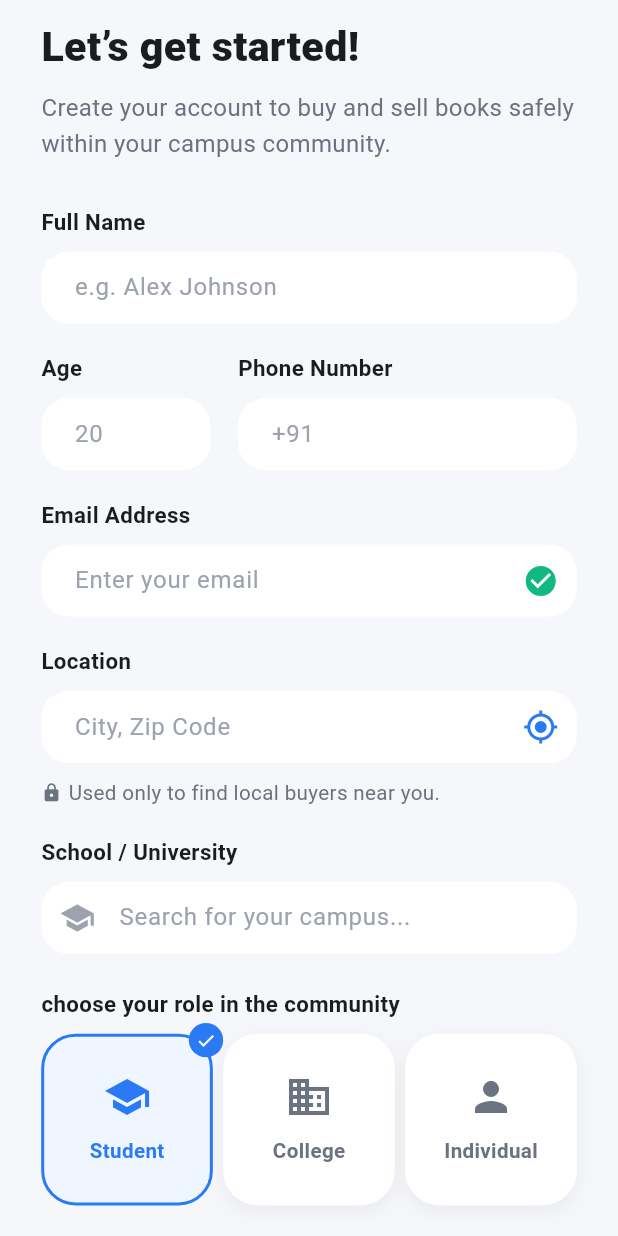
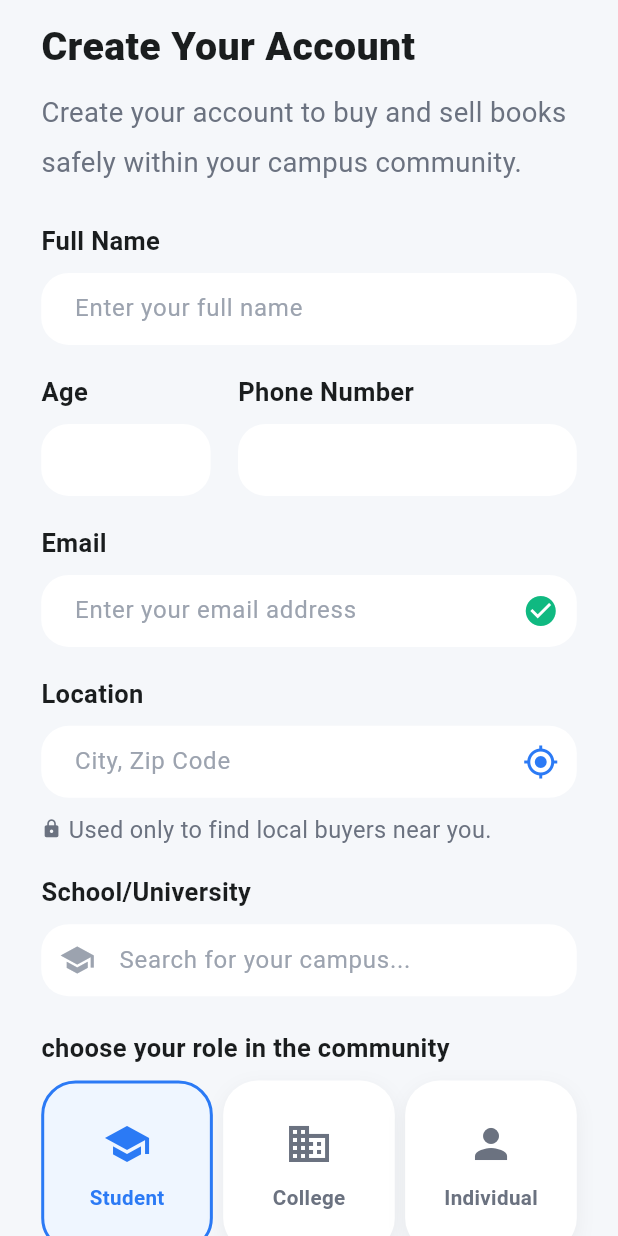
Before and after one commit to ruturajgunjal01/flutter-bookhub-v1, a Flutter app: the SignupPage screen opened by its route, on a phone screen of 412 x 824 dp. Run offline on Flutter 3.47's test engine with Material 3 defaults, Android fonts, the phone set to English and light mode, and no system bars; our stand-ins replace flutter_screenutil, get, go_router, google_fonts, shared_preferences; accounts and stored records are empty; network calls fail.

Commit message:
add integration of sign up and sign in pages

```diff
--- a/bookhub/lib/auth-screens/views/signUp_page.dart
+++ b/bookhub/lib/auth-screens/views/signUp_page.dart
@@ -1,7 +1,11 @@
+import 'package:bookhub/custum_widgets/text_widget.dart';
+import 'package:bookhub/utility/constants/app_colors.dart';
+import 'package:bookhub/utility/constants/app_strings.dart';
 import 'package:flutter/material.dart';
 import 'package:flutter_screenutil/flutter_screenutil.dart';
 import 'package:go_router/go_router.dart';
 import 'package:bookhub/utility/app_routes.dart';
+import 'package:bookhub/auth-screens/controller/auth_controller.dart';
 
 class SignupPage extends StatefulWidget {
   const SignupPage({super.key});
@@ -11,7 +15,21 @@ class SignupPage extends StatefulWidget {
 }
 
 class _SignupPageState extends State<SignupPage> {
-  int _selectedUserType = 0;
+  final AuthController _authController = AuthController();
+  bool _isLoading = false;
+
+  @override
+  void dispose() {
+    super.dispose();
+  }
+
+  void _handleSignUp() async {
+    if (_authController.validateSignUpForm()) {
+      setState(() => _isLoading = true);
+      await _authController.signUp(context);
+      if (mounted) setState(() => _isLoading = false);
+    }
+  }
 
   @override
   Widget build(BuildContext context) {
@@ -20,29 +38,31 @@ class _SignupPageState extends State<SignupPage> {
       body: SafeArea(
         child: SingleChildScrollView(
           padding: EdgeInsets.symmetric(horizontal: 24.w, vertical: 10.h),
+          child: Form(
+            key: _authController.signUpFormKey,
             child: Column(
               crossAxisAlignment: CrossAxisAlignment.start,
               children: [
-              Text(
-                "Let’s get started!",
-                style: TextStyle(
-                  fontSize: 24.sp,
+                TextWidget(
+                  text: AppString.signupTitle,
+                  fontSize: 20.sp,
                   fontWeight: FontWeight.w800,
                   color: const Color(0xFF1A1D1E),
                 ),
-              ),
                 SizedBox(height: 8.h),
-              Text(
-                "Create your account to buy and sell books safely within your campus community.",
-                style: TextStyle(
+                TextWidget(
+                  text: AppString.title,
                   fontSize: 14.sp,
                   color: const Color(0xFF6B7280),
                   height: 1.5,
                 ),
+                SizedBox(height: 20.h),
+                _buildLabel(AppString.fullname),
+                _buildTextField(
+                  controller: _authController.firstNameController,
+                  hintText: AppString.namehinttext,
+                  validator: _authController.validateName,
                 ),
-              SizedBox(height: 24.h),
-              _buildLabel("Full Name"),
-              _buildTextField(hintText: "e.g. Alex Johnson"),
                 SizedBox(height: 16.h),
                 Row(
                   children: [
@@ -51,8 +71,12 @@ class _SignupPageState extends State<SignupPage> {
                       child: Column(
                         crossAxisAlignment: CrossAxisAlignment.start,
                         children: [
-                        _buildLabel("Age"),
-                        _buildTextField(hintText: "20", keyboardType: TextInputType.number),
+                          _buildLabel(AppString.age),
+                          _buildTextField(
+                            controller: _authController.userAgeController,
+                            keyboardType: TextInputType.number,
+                            validator: _authController.validateUserAge,
+                          ),
                         ],
                       ),
                     ),
@@ -62,45 +86,68 @@ class _SignupPageState extends State<SignupPage> {
                       child: Column(
                         crossAxisAlignment: CrossAxisAlignment.start,
                         children: [
-                        _buildLabel("Phone Number"),
-                        _buildTextField(hintText: "+91", keyboardType: TextInputType.phone),
+                          _buildLabel(AppString.phoneNumber),
+                          _buildTextField(
+                            controller: _authController.phoneController,
+                            keyboardType: TextInputType.phone,
+                            validator: _authController.validatePhone,
+                          ),
                         ],
                       ),
                     ),
                   ],
                 ),
                 SizedBox(height: 16.h),
-              _buildLabel("Email Address"),
+                _buildLabel(AppString.email),
                 _buildTextField(
-                hintText: "Enter your email",
+                  controller: _authController.emailController,
+                  hintText: AppString.emailaddress,
                   keyboardType: TextInputType.emailAddress,
-                suffixIcon: const Icon(Icons.check_circle, color: Color(0xFF10B981)),
+                  suffixIcon: const Icon(
+                    Icons.check_circle,
+                    color: Color(0xFF10B981),
+                  ),
+                  validator: _authController.validateEmail,
                 ),
                 SizedBox(height: 16.h),
-              _buildLabel("Location"),
+                _buildLabel(AppString.location),
                 _buildTextField(
-                hintText: "City, Zip Code",
-                suffixIcon: const Icon(Icons.my_location, color: Color(0xFF2B7AF5)),
+                  controller: _authController.locationController,
+                  hintText: AppString.cityhinttext,
+                  suffixIcon: const Icon(
+                    Icons.my_location,
+                    color: Color(0xFF2B7AF5),
+                  ),
+                  validator: _authController.validateLocation,
                 ),
                 SizedBox(height: 8.h),
                 Row(
                   children: [
-                  Icon(Icons.lock, size: 12.sp, color: const Color(0xFF6B7280)),
+                    Icon(
+                      Icons.lock,
+                      size: 12.sp,
+                      color: const Color(0xFF6B7280),
+                    ),
                     SizedBox(width: 4.w),
-                  Text(
-                    "Used only to find local buyers near you.",
-                    style: TextStyle(fontSize: 12.sp, color: const Color(0xFF6B7280)),
+                    TextWidget(
+                      text: AppString.usedOnlyToFindLocalBuyers,
+                      fontSize: 12.sp,
+                      color: const Color(0xFF6B7280),
                     ),
                   ],
                 ),
                 SizedBox(height: 16.h),
-              _buildLabel("School / University"),
+                _buildLabel(AppString.schoolUniversity),
                 _buildTextField(
-                hintText: "Search for your campus...",
-                prefixIcon: const Icon(Icons.school, color: Color(0xFF9CA3AF)),
+                  controller: _authController.schoolUniController,
+                  hintText: AppString.searchcam,
+                  prefixIcon: const Icon(
+                    Icons.school,
+                    color: Color(0xFF9CA3AF),
+                  ),
                 ),
                 SizedBox(height: 19.h),
-              _buildLabel("choose your role in the community"),
+                _buildLabel(AppString.choosecommunity),
                 Row(
                   mainAxisAlignment: MainAxisAlignment.spaceBetween,
                   children: [
@@ -114,7 +161,7 @@ class _SignupPageState extends State<SignupPage> {
                   width: double.infinity,
                   height: 56.h,
                   child: ElevatedButton(
-                  onPressed: () {},
+                    onPressed: _isLoading ? null : _handleSignUp,
                     style: ElevatedButton.styleFrom(
                       backgroundColor: const Color(0xFF2B7AF5),
                       shape: RoundedRectangleBorder(
@@ -122,19 +169,22 @@ class _SignupPageState extends State<SignupPage> {
                       ),
                       elevation: 0,
                     ),
-                  child: Row(
+                    child: _isLoading
+                        ? const CircularProgressIndicator(color: Colors.white)
+                        : Row(
                             mainAxisAlignment: MainAxisAlignment.center,
                             children: [
-                      Text(
-                        "Create Account",
-                        style: TextStyle(
+                              TextWidget(
+                                text: AppString.signupTitle,
                                 fontSize: 16.sp,
                                 fontWeight: FontWeight.bold,
                                 color: Colors.white,
                               ),
+                              SizedBox(width: 8.w),
+                              const Icon(
+                                Icons.arrow_forward,
+                                color: Colors.white,
                               ),
-                      SizedBox(width: 8.w),
-                      const Icon(Icons.arrow_forward, color: Colors.white),
                             ],
                           ),
                   ),
@@ -143,22 +193,14 @@ class _SignupPageState extends State<SignupPage> {
                 Row(
                   mainAxisAlignment: MainAxisAlignment.center,
                   children: [
-                  Text(
-                    "Already have an account?",
-                    style: TextStyle(
-                      fontSize: 14.sp,
-                      color: const Color(0xFF6B7280),
-                    ),
-                  ),
+                    TextWidget(text: AppString.account, fontSize: 14.sp, color: const Color(0xFF6B7280)),
                     GestureDetector(
                       onTap: () => context.push(AppRoutes.signInPage),
-                    child: Text(
-                      "Log In",
-                      style: TextStyle(
+                      child:
+                      TextWidget(text: AppString.signin,
                         fontSize: 14.sp,
                         fontWeight: FontWeight.bold,
                         color: const Color(0xFF2B7AF5),
-                      ),
                       ),
                     ),
                   ],
@@ -168,31 +210,34 @@ class _SignupPageState extends State<SignupPage> {
             ),
           ),
         ),
+      ),
     );
   }
 
   Widget _buildLabel(String text) {
     return Padding(
       padding: EdgeInsets.only(bottom: 8.h),
-      child: Text(
-        text,
-        style: TextStyle(
+      child: TextWidget(
+        text: text,
         fontSize: 13.sp,
         fontWeight: FontWeight.bold,
-          color: const Color(0xFF1A1D1E),
-        ),
+        color: AppColors.blacktextColor,
       ),
     );
   }
 
   Widget _buildTextField({
-    required String hintText,
+    required TextEditingController controller,
+    String? hintText,
     TextInputType? keyboardType,
     Widget? suffixIcon,
     Widget? prefixIcon,
+    String? Function(String?)? validator,
   }) {
     return TextFormField(
+      controller: controller,
       keyboardType: keyboardType,
+      validator: validator,
       decoration: InputDecoration(
         hintText: hintText,
         hintStyle: TextStyle(color: const Color(0xFF9CA3AF), fontSize: 14.sp),
@@ -211,6 +256,10 @@ class _SignupPageState extends State<SignupPage> {
           borderRadius: BorderRadius.circular(16.r),
           borderSide: const BorderSide(color: Color(0xFF2B7AF5), width: 1.5),
         ),
+        errorBorder: OutlineInputBorder(
+          borderRadius: BorderRadius.circular(16.r),
+          borderSide: const BorderSide(color: Colors.red, width: 1.0),
+        ),
         suffixIcon: suffixIcon,
         prefixIcon: prefixIcon,
       ),
@@ -218,9 +267,9 @@ class _SignupPageState extends State<SignupPage> {
   }
 
   Widget _buildUserTypeCard(int index, String label, IconData icon) {
-    final isSelected = _selectedUserType == index;
+    final isSelected = _authController.selectedUserType == index;
     return GestureDetector(
-      onTap: () => setState(() => _selectedUserType = index),
+      onTap: () => setState(() => _authController.selectedUserType = index),
       child: Stack(
         clipBehavior: Clip.none,
         children: [
@@ -231,7 +280,9 @@ class _SignupPageState extends State<SignupPage> {
               color: isSelected ? const Color(0xFFEFF6FF) : Colors.white,
               borderRadius: BorderRadius.circular(20.r),
               border: Border.all(
-                color: isSelected ? const Color(0xFF2B7AF5) : Colors.transparent,
+                color: isSelected
+                    ? const Color(0xFF2B7AF5)
+                    : Colors.transparent,
                 width: 2,
               ),
               boxShadow: isSelected
@@ -249,7 +300,9 @@ class _SignupPageState extends State<SignupPage> {
               children: [
                 Icon(
                   icon,
-                  color: isSelected ? const Color(0xFF2B7AF5) : const Color(0xFF6B7280),
+                  color: isSelected
+                      ? const Color(0xFF2B7AF5)
+                      : const Color(0xFF6B7280),
                   size: 28.sp,
                 ),
                 SizedBox(height: 8.h),
@@ -258,27 +311,12 @@ class _SignupPageState extends State<SignupPage> {
                   style: TextStyle(
                     fontSize: 12.sp,
                     fontWeight: FontWeight.bold,
-                    color: isSelected ? const Color(0xFF2B7AF5) : const Color(0xFF6B7280),
+                    color: isSelected
+                        ? const Color(0xFF2B7AF5)
+                        : const Color(0xFF6B7280),
                   ),
                 ),
               ],
-            ),
-          ),
-          if (isSelected)
-            Positioned(
-              top: -6.h,
-              right: -6.w,
-              child: Container(
-                padding: EdgeInsets.all(4.w),
-                decoration: const BoxDecoration(
-                  color: Color(0xFF2B7AF5),
-                  shape: BoxShape.circle,
-                ),
-                child: Icon(
-                  Icons.check,
-                  color: Colors.white,
-                  size: 12.sp,
-                ),
             ),
           ),
         ],
--- /dev/null
+++ b/bookhub/lib/custum_widgets/text_widget.dart
@@ -0,0 +1,49 @@
+import 'package:flutter/material.dart';
+import 'package:flutter_screenutil/flutter_screenutil.dart';
+import 'package:google_fonts/google_fonts.dart';
+
+class TextWidget extends StatefulWidget {
+  final String? text;
+  final Color? backgroundColor;
+  final Color? color;
+  final double? fontSize;
+  final FontWeight? fontWeight;
+  final int? maxLines;
+  final double? height;
+  final dynamic textAlign;
+  final List<Shadow>? shadows;
+
+  const TextWidget({
+    super.key,
+    required this.text,
+    this.backgroundColor,
+    this.color,
+    this.fontSize,
+    this.fontWeight,
+    this.maxLines,
+    this.height,
+    this.textAlign,
+    this.shadows,
+  });
+
+  @override
+  State<TextWidget> createState() => _TextWidgetState();
+}
+
+class _TextWidgetState extends State<TextWidget> {
+  @override
+  Widget build(BuildContext context) {
+    return Text(
+      widget.text ?? " ",
+      maxLines: widget.maxLines,
+      textAlign: widget.textAlign,
+      style: GoogleFonts.baiJamjuree(
+        backgroundColor: widget.backgroundColor,
+        color: widget.color,
+        fontSize: widget.fontSize?.sp,
+        fontWeight: widget.fontWeight,
+        height: widget.height?.h,
+      ),
+    );
+  }
+}
--- a/bookhub/lib/features-screens/home_screen_page.dart
+++ b/bookhub/lib/features-screens/home_screen_page.dart
@@ -9,7 +9,7 @@ class HomeScreen extends StatefulWidget {
 }
 
 class _HomeScreenState extends State<HomeScreen> {
-  int _selectedIndex = 0;
+  final int _selectedIndex = 0;
 
   @override
   Widget build(BuildContext context) {
--- a/bookhub/lib/utility/constant_data.dart
+++ b/bookhub/lib/utility/constant_data.dart
@@ -1,11 +1,7 @@
 class ApiPath {
-static const baseUrl = "http://localhost:9000";
+  static const baseUrl = "http://localhost:9000/auth/api";
 
 
-
-
-
-
-
-
+  static const String signUp = "/sign-up";
+  static const String signIn = "/sign-in";
 }
--- a/bookhub/lib/utility/constants/app_colors.dart
+++ b/bookhub/lib/utility/constants/app_colors.dart
@@ -2,6 +2,7 @@ import 'package:flutter/material.dart';
 
 class AppColors {
   static const Color backgroundthemcolor =  Color(0xFFF5F7FA);
+  static const Color blacktextColor = Color(0xFF1A1D1E);
 
 
 }
--- a/bookhub/lib/utility/constants/app_strings.dart
+++ b/bookhub/lib/utility/constants/app_strings.dart
@@ -1,12 +1,36 @@
-class AppString {
+class  AppString {
+
   static const String getStarted = 'Get Started';
   static const String get = 'welcome';
 
-  static const String email = 'Enter email address';
+  static const String emailaddress = 'Enter your email address';
   static const String password = 'Create password';
   static const String comfirmpassword = 'Comfirm Password';
 
   static const String signin = "Sign In";
   static const String textAlreadyHaveAccount = "Already have an account? ";
   static const String textYouDonthaveAccount = "Don't have an account? ";
+
+ // signup screen strings
+
+  static const String signupTitle ='Create Your Account';
+
+  static const String signup = "Sign Up";
+  static const String title ='Create your account to buy and sell books safely within your campus community.';
+
+  //  label texts
+  static const String fullname = 'Full Name';
+  static const String email = 'Email';
+  static const String namehinttext = 'Enter your full name';
+  static const String location = 'Location';
+  static const String phoneNumber = 'Phone Number';
+  static const String age = 'Age';
+  static const String schoolUniversity = 'School/University';
+  static const String profession = 'Profession';
+  static const String usedOnlyToFindLocalBuyers = 'Used only to find local buyers near you.';
+  static const String searchcam = 'Search for your campus...';
+  static const String choosecommunity = 'choose your role in the community';
+  static const String account = 'Already have an account?';
+  static const String cityhinttext = 'City, Zip Code';
+
 }
--- a/bookhub/pubspec.yaml
+++ b/bookhub/pubspec.yaml
@@ -37,6 +37,9 @@ dependencies:
   get: ^4.7.3
   go_router: ^17.0.1
   flutter_screenutil: ^5.9.3
+  http: ^1.6.0
+  shared_preferences: ^2.5.4
+  google_fonts: ^7.1.0
 
 dev_dependencies:
   flutter_test:
```
Also changed, not shown: bookhub/lib/auth-screens/controller/auth_controller.dart (+180 -0 lines), bookhub/lib/auth-screens/views/signIn_page.dart (+26 -4 lines), bookhub/lib/custum_widgets/texfieldform_widget.dart (added, +64 -0 lines), bookhub/pubspec.lock, 1 other file. Lines whose indentation alone changed are shown as unchanged.
